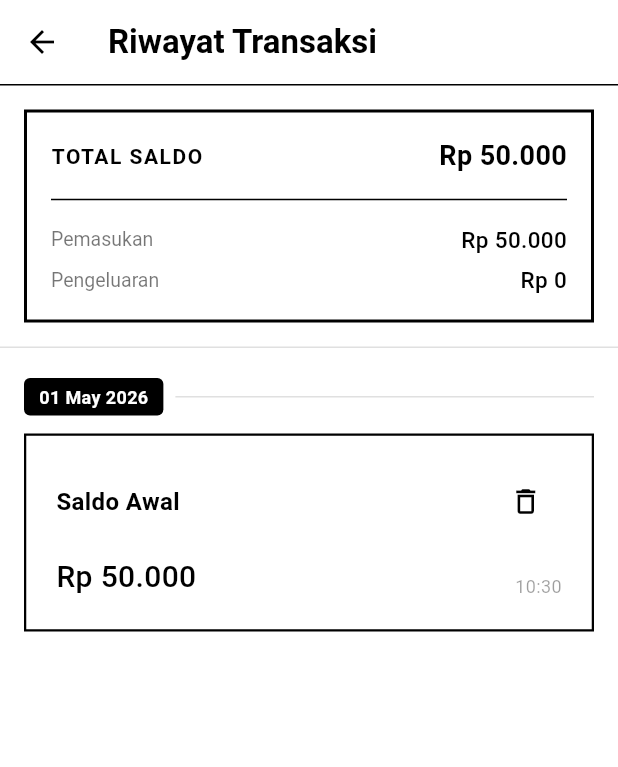
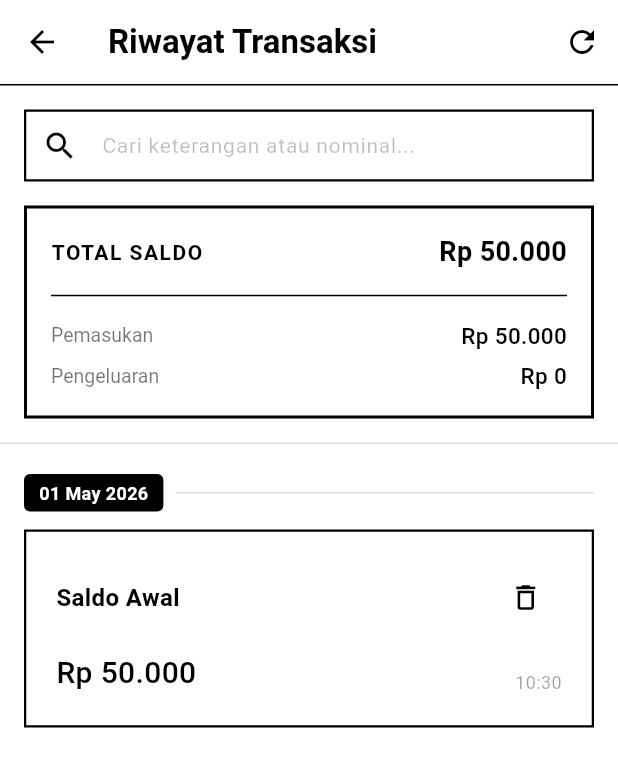
Before and after one commit to hifnikhalid18-lang/Smartkas, a Flutter app: the HistoryScreen screen opened directly, on a phone screen of 412 x 824 dp. Shown: the top 767 px of the screen. Run offline on Flutter 3.47's test engine with Material 3 defaults, Android fonts, the phone set to English and light mode, and no system bars; our stand-ins replace shared_preferences; accounts and stored records are empty.

Commit message:
feat: complete all missing features (search, reset, validation, feedback)

```diff
--- a/lib/providers/transaction_provider.dart
+++ b/lib/providers/transaction_provider.dart
@@ -79,6 +79,12 @@ class TransactionProvider extends ChangeNotifier {
     StorageService.saveTransactions(_transactions);
     notifyListeners();
   }
+
+  void clearAllTransactions() {
+    _transactions.clear();
+    StorageService.saveTransactions(_transactions);
+    notifyListeners();
+  }
 }
 
 final transactionProvider = TransactionProvider();
--- a/lib/screens/history_screen.dart
+++ b/lib/screens/history_screen.dart
@@ -5,8 +5,22 @@ import '../widgets/transaction_item.dart';
 import '../models/transaction.dart';
 import 'input_screen.dart';
 
-class HistoryScreen extends StatelessWidget {
+class HistoryScreen extends StatefulWidget {
   const HistoryScreen({super.key});
+
+  @override
+  State<HistoryScreen> createState() => _HistoryScreenState();
+}
+
+class _HistoryScreenState extends State<HistoryScreen> {
+  String _searchQuery = '';
+  final TextEditingController _searchController = TextEditingController();
+
+  @override
+  void dispose() {
+    _searchController.dispose();
+    super.dispose();
+  }
 
   @override
   Widget build(BuildContext context) {
@@ -25,6 +39,13 @@ class HistoryScreen extends StatelessWidget {
             fontWeight: FontWeight.bold,
           ),
         ),
+        actions: [
+          IconButton(
+            onPressed: () => _showResetDialog(context),
+            icon: const Icon(Icons.refresh, color: Colors.black),
+            tooltip: 'Reset Semua Data',
+          ),
+        ],
         bottom: PreferredSize(
           preferredSize: const Size.fromHeight(1.0),
           child: Container(
@@ -36,14 +57,21 @@ class HistoryScreen extends StatelessWidget {
       body: ListenableBuilder(
         listenable: transactionProvider,
         builder: (context, _) {
-          final transactions = transactionProvider.transactions;
+          final allTransactions = transactionProvider.transactions;
           final balance = transactionProvider.totalBalance;
           final income = transactionProvider.totalIncome;
           final expense = transactionProvider.totalExpense;
 
+          // Filter by search query
+          final filteredTransactions = allTransactions.where((tx) {
+            final query = _searchQuery.toLowerCase();
+            return tx.title.toLowerCase().contains(query) ||
+                   tx.amount.toString().contains(query);
+          }).toList();
+
           // Grouping logic
           final Map<String, List<TransactionModel>> groupedTransactions = {};
-          for (var tx in transactions) {
+          for (var tx in filteredTransactions) {
             final dateKey = DateFormat('dd MMMM yyyy').format(tx.date);
             if (!groupedTransactions.containsKey(dateKey)) {
               groupedTransactions[dateKey] = [];
@@ -56,7 +84,39 @@ class HistoryScreen extends StatelessWidget {
           return Column(
             crossAxisAlignment: CrossAxisAlignment.stretch,
             children: [
-              // Ringkasan Section (Fixed at top)
+              // Search Bar
+              Padding(
+                padding: const EdgeInsets.fromLTRB(16, 16, 16, 0),
+                child: TextField(
+                  controller: _searchController,
+                  onChanged: (value) => setState(() => _searchQuery = value),
+                  decoration: InputDecoration(
+                    hintText: 'Cari keterangan atau nominal...',
+                    hintStyle: const TextStyle(color: Colors.black26, fontSize: 14),
+                    prefixIcon: const Icon(Icons.search, color: Colors.black),
+                    contentPadding: const EdgeInsets.symmetric(vertical: 0),
+                    enabledBorder: const OutlineInputBorder(
+                      borderSide: BorderSide(color: Colors.black, width: 1.5),
+                      borderRadius: BorderRadius.zero,
+                    ),
+                    focusedBorder: const OutlineInputBorder(
+                      borderSide: BorderSide(color: Colors.black, width: 2),
+                      borderRadius: BorderRadius.zero,
+                    ),
+                    suffixIcon: _searchQuery.isNotEmpty
+                      ? IconButton(
+                          icon: const Icon(Icons.clear, color: Colors.black),
+                          onPressed: () {
+                            _searchController.clear();
+                            setState(() => _searchQuery = '');
+                          },
+                        )
+                      : null,
+                  ),
+                ),
+              ),
+
+              // Ringkasan Section
               Padding(
                 padding: const EdgeInsets.all(16.0),
                 child: Container(
@@ -80,36 +140,28 @@ class HistoryScreen extends StatelessWidget {
                 ),
               ),
 
-              // Garis pemisah antara ringkasan dan list
               Container(height: 1, color: Colors.black12),
 
-              // Daftar Terkelompok (Scrollable)
               Expanded(
-                child: transactions.isEmpty
+                child: filteredTransactions.isEmpty
                     ? Center(
                         child: Column(
                           mainAxisAlignment: MainAxisAlignment.center,
-                          children: const [
+                          children: [
                             Icon(
-                              Icons.history_toggle_off,
+                              _searchQuery.isEmpty ? Icons.history_toggle_off : Icons.search_off,
                               size: 80,
                               color: Colors.black26,
                             ),
-                            SizedBox(height: 16),
+                            const SizedBox(height: 16),
                             Text(
-                              'Belum ada riwayat transaksi',
-                              style: TextStyle(
+                              _searchQuery.isEmpty
+                                ? 'Belum ada riwayat transaksi'
+                                : 'Hasil pencarian tidak ditemukan',
+                              style: const TextStyle(
                                 color: Colors.black54,
                                 fontSize: 16,
                                 fontWeight: FontWeight.bold,
-                              ),
-                            ),
-                            SizedBox(height: 8),
-                            Text(
-                              'Data transaksi akan muncul di sini',
-                              style: TextStyle(
-                                color: Colors.black26,
-                                fontSize: 14,
                               ),
                             ),
                           ],
@@ -126,7 +178,6 @@ class HistoryScreen extends StatelessWidget {
                           return Column(
                             crossAxisAlignment: CrossAxisAlignment.start,
                             children: [
-                              // Header Tanggal
                               Padding(
                                 padding: const EdgeInsets.symmetric(vertical: 12.0),
                                 child: Row(
@@ -150,7 +201,6 @@ class HistoryScreen extends StatelessWidget {
                                   ],
                                 ),
                               ),
-                              // Daftar Item untuk tanggal tersebut
                               ...items.map((transaction) {
                                 return TransactionItem(
                                   title: transaction.title,
@@ -235,6 +285,12 @@ class HistoryScreen extends StatelessWidget {
               onPressed: () {
                 transactionProvider.deleteTransaction(transaction);
                 Navigator.pop(context);
+                ScaffoldMessenger.of(context).showSnackBar(
+                  const SnackBar(
+                    content: Text('Transaksi berhasil dihapus'),
+                    backgroundColor: Colors.black,
+                  ),
+                );
               },
               child: const Text(
                 'Hapus',
@@ -246,4 +302,49 @@ class HistoryScreen extends StatelessWidget {
       },
     );
   }
+
+  void _showResetDialog(BuildContext context) {
+    showDialog(
+      context: context,
+      builder: (BuildContext context) {
+        return AlertDialog(
+          backgroundColor: Colors.white,
+          shape: const RoundedRectangleBorder(
+            side: BorderSide(color: Colors.black, width: 2),
+            borderRadius: BorderRadius.zero,
+          ),
+          title: const Text(
+            'Reset Semua Data?',
+            style: TextStyle(color: Colors.black, fontWeight: FontWeight.bold),
+          ),
+          content: const Text(
+            'Tindakan ini akan menghapus SELURUH transaksi dan mengembalikan saldo ke Rp 0. Apakah Anda yakin?',
+            style: TextStyle(color: Colors.black),
+          ),
+          actions: [
+            TextButton(
+              onPressed: () => Navigator.pop(context),
+              child: const Text('Batal', style: TextStyle(color: Colors.black54)),
+            ),
+            TextButton(
+              onPressed: () {
+                transactionProvider.clearAllTransactions();
+                Navigator.pop(context);
+                ScaffoldMessenger.of(context).showSnackBar(
+                  const SnackBar(
+                    content: Text('Seluruh data berhasil dihapus'),
+                    backgroundColor: Colors.black,
+                  ),
+                );
+              },
+              child: const Text(
+                'Reset',
+                style: TextStyle(color: Colors.black, fontWeight: FontWeight.bold),
+              ),
+            ),
+          ],
+        );
+      },
+    );
+  }
 }
```
Also changed, not shown: lib/screens/input_screen.dart (+19 -2 lines).
